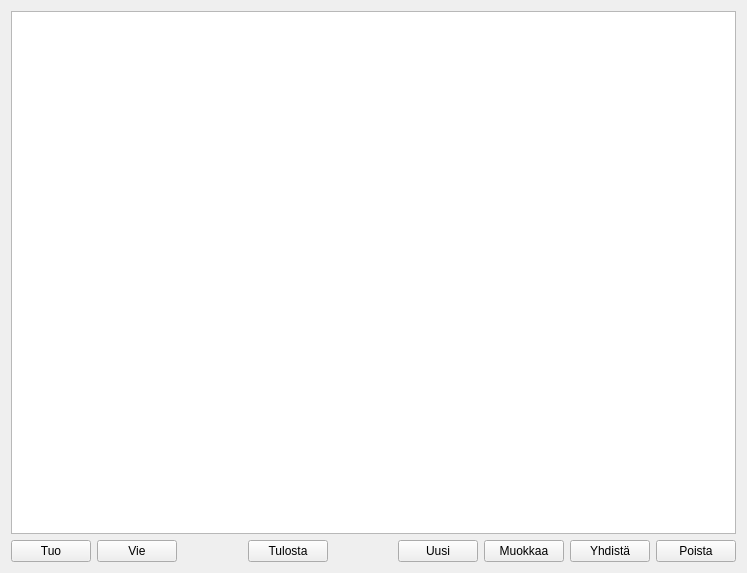
Above: kitsas/laskutus/kumppanituotewidget.ui from artoh/kitupiikki before the change. Below: the same form after it.
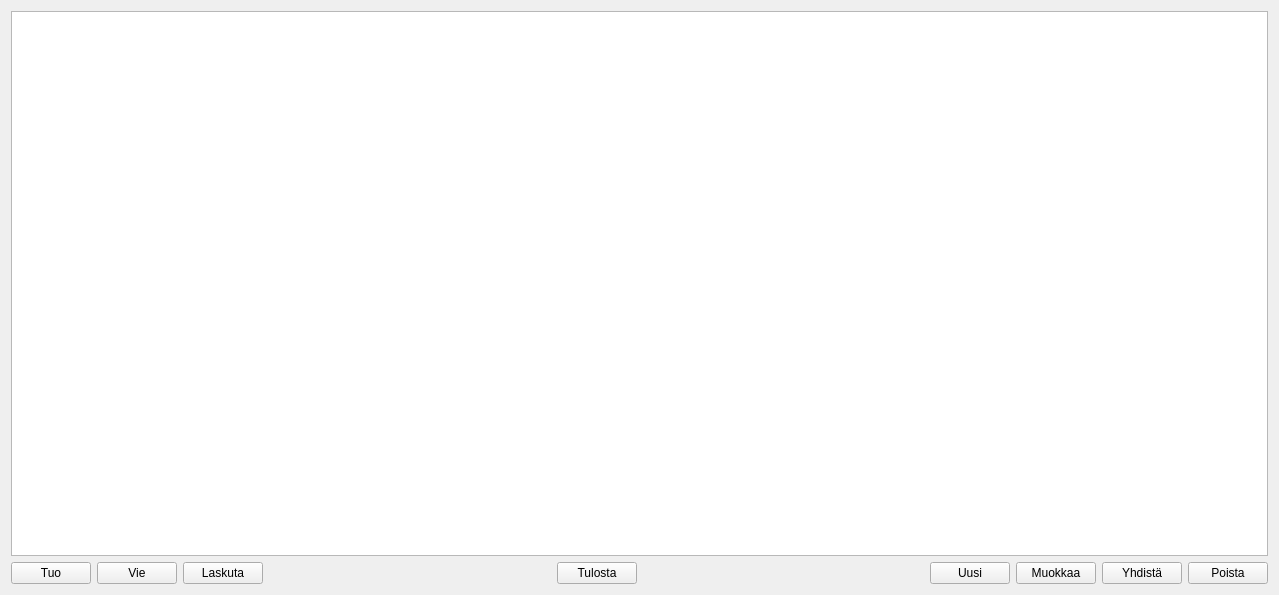
That is the form after the change. Icons and pictures are not drawn.

What changed in the file:
```diff
--- a/kitsas/laskutus/kumppanituotewidget.ui
+++ b/kitsas/laskutus/kumppanituotewidget.ui
@@ -6,8 +6,8 @@
    <rect>
     <x>0</x>
     <y>0</y>
-    <width>747</width>
-    <height>573</height>
+    <width>1279</width>
+    <height>595</height>
    </rect>
   </property>
   <property name="windowTitle">
@@ -60,6 +60,17 @@
        </property>
       </widget>
      </item>
+     <item>
+      <widget class="QPushButton" name="laskutaNappi">
+       <property name="text">
+        <string>Laskuta</string>
+       </property>
+       <property name="icon">
+        <iconset resource="../pic/pic.qrc">
+         <normaloff>:/pic/lasku.png</normaloff>:/pic/lasku.png</iconset>
+       </property>
+      </widget>
+     </item>
      <item>
       <spacer name="horizontalSpacer_2">
        <property name="orientation">
```
